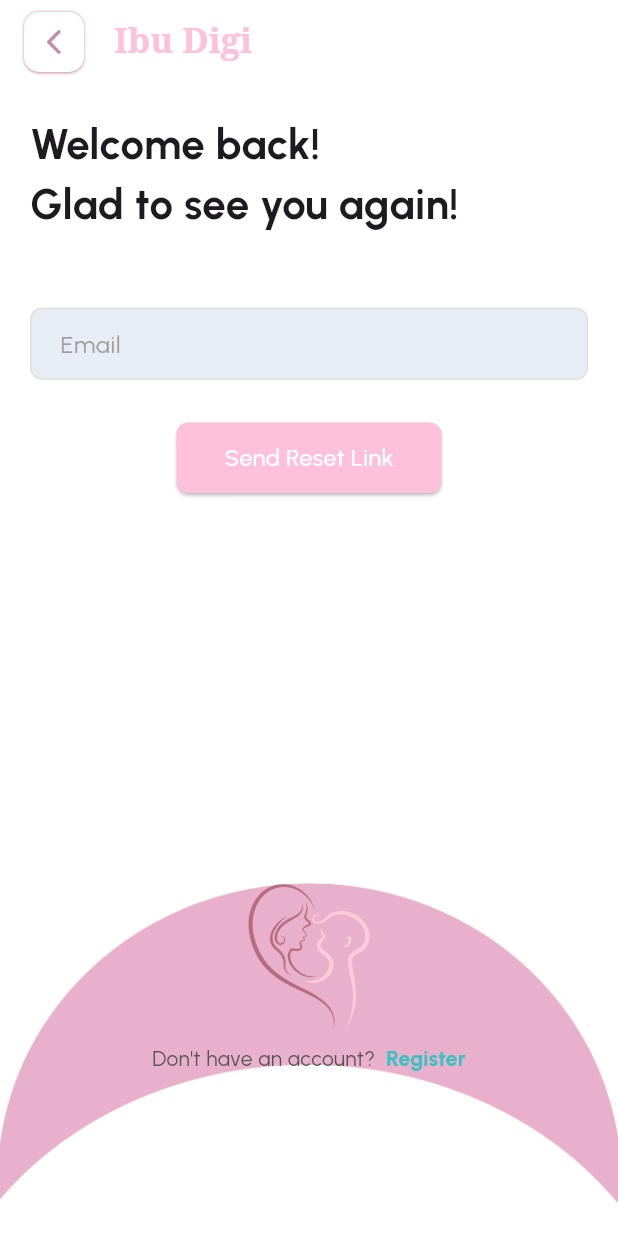
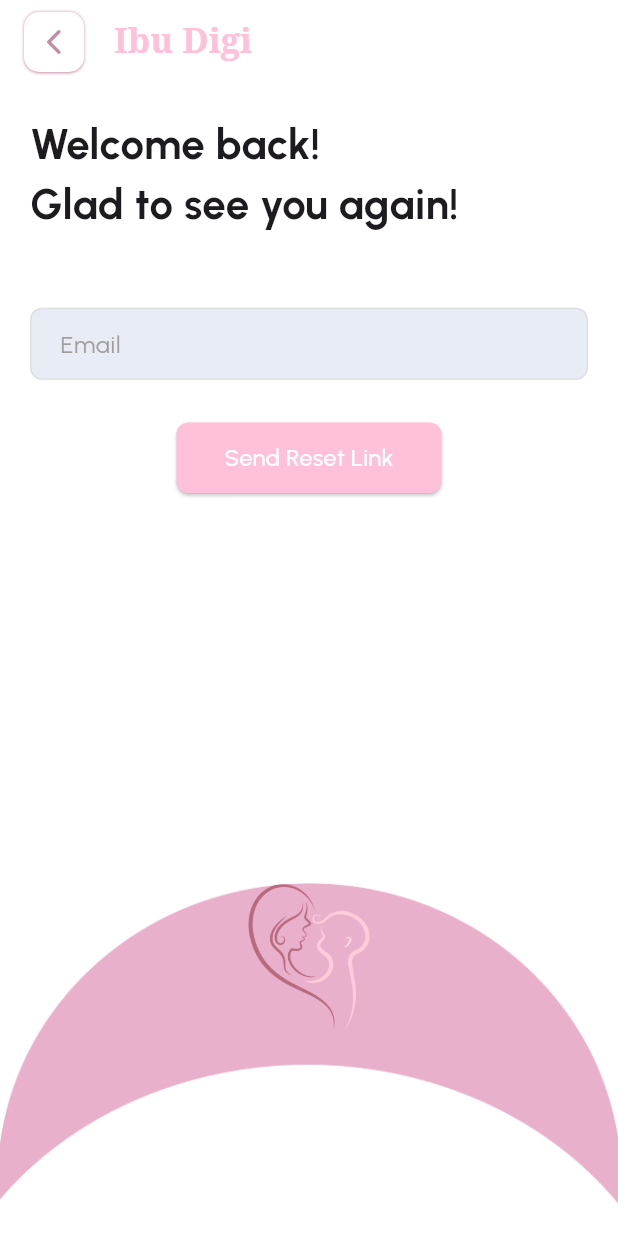
Before and after one commit to yansufu/vaccine_asus, a Flutter app: the ForgotPasswordProviders screen opened directly, on a phone screen of 412 x 824 dp. Run offline on Flutter 3.47's test engine with Material 3 defaults, Android fonts, the phone set to English and light mode, and no system bars; our stand-ins replace curved_navigation_bar, flutter_typeahead, google_fonts, permission_handler, qr_flutter, shared_preferences; missing offline and left inert: mobile_scanner; accounts and stored records are empty.

Commit message:
final changes

```diff
--- a/lib/parents/profile.dart
+++ b/lib/parents/profile.dart
@@ -180,6 +180,7 @@ class _ProfilePageState extends State<ProfilePage> {
   void _switchChild(BuildContext context) async {
   final prefs = await SharedPreferences.getInstance();
   final parentId = prefs.getInt('parent_id');
+  print(parentId);
 
   // Fetch children BY PARENT
   final url = Uri.parse('https://vaccine-integration-main-xxocnw.laravel.cloud/api/childByParent/$parentId');
--- a/lib/provider/forgotPasswordProv.dart
+++ b/lib/provider/forgotPasswordProv.dart
@@ -192,33 +192,33 @@ class _ForgotPasswordProvidersState extends State<ForgotPasswordProviders> {
               ),
             ),
             SizedBox(height: screenHeight * 0.005),
-            Row(
-              mainAxisAlignment: MainAxisAlignment.center,
-              children: [
-                const Text(
-                  "Don't have an account? ",
-                  style: TextStyle(
-                    color: Color.fromARGB(255, 83, 83, 83),
-                  ),
-                ),
-                GestureDetector(
-                  onTap: () {
-                    Navigator.push(
-                      context,
-                      MaterialPageRoute(
-                          builder: (context) => const RegisterProv()),
-                    );
-                  },
-                  child: const Text(
-                    " Register",
-                    style: TextStyle(
-                      color: Color(0xFF35C2C1),
-                      fontWeight: FontWeight.bold,
-                    ),
-                  ),
-                ),
-              ],
-            ),
+            // Row(
+            //   mainAxisAlignment: MainAxisAlignment.center,
+            //   children: [
+            //     const Text(
+            //       "Don't have an account? ",
+            //       style: TextStyle(
+            //         color: Color.fromARGB(255, 83, 83, 83),
+            //       ),
+            //     ),
+            //     GestureDetector(
+            //       onTap: () {
+            //         Navigator.push(
+            //           context,
+            //           MaterialPageRoute(
+            //               builder: (context) => const RegisterProv()),
+            //         );
+            //       },
+            //       child: const Text(
+            //         " Register",
+            //         style: TextStyle(
+            //           color: Color(0xFF35C2C1),
+            //           fontWeight: FontWeight.bold,
+            //         ),
+            //       ),
+            //     ),
+            //   ],
+            // ),
           ],
         ),
       ),
```
Also changed, not shown: lib/parents/childForm.dart (+7 -4 lines).
